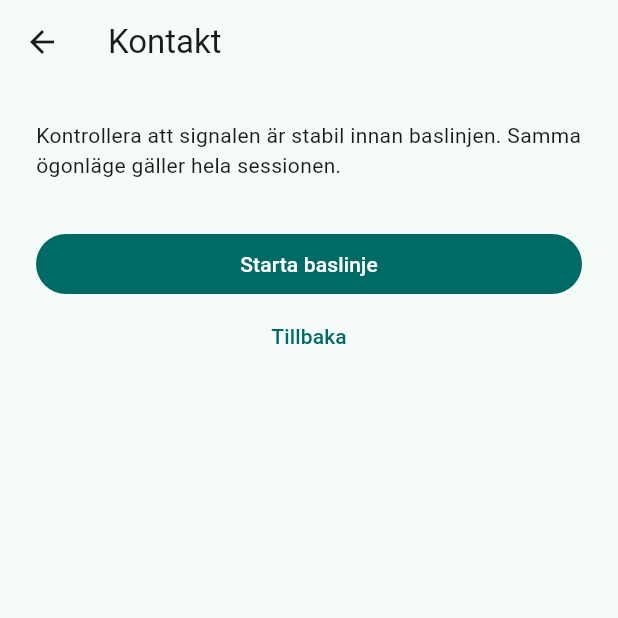
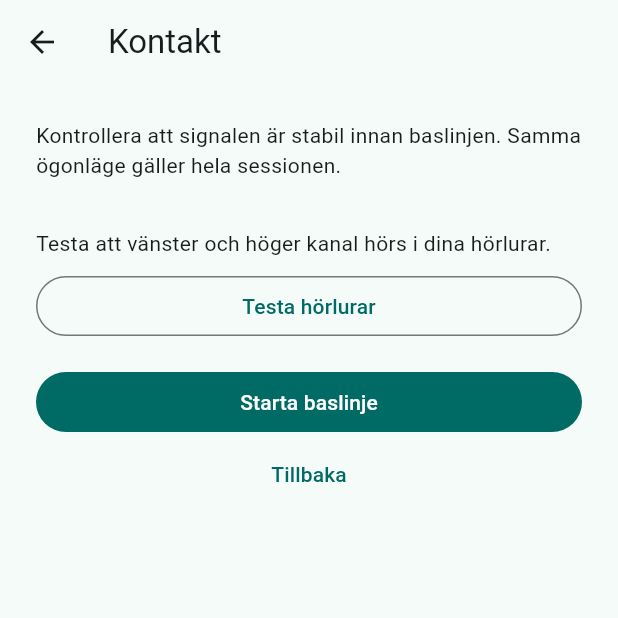
Before and after one commit to morre95/neuroTune, a Flutter app: the ContactPage screen opened directly with empty values, on a phone screen of 412 x 824 dp, the top half of it. Run offline on Flutter 3.47's test engine with Material 3 defaults, Android fonts, the light colour scheme and no system bars; our stand-ins replace drift, drift_flutter; accounts and stored records are empty; generated files the repository leaves out were written again.

Commit message:
update readme and improve audio testing functionality
- clarify requirements for stereo headphones in README
- add stereo audio test feature in AudioBridge
- implement methods to start and stop stereo test playback
- update UI to include stereo test controls
- remove unused audio device detection logic

```diff
--- a/app/lib/ui/contact_page.dart
+++ b/app/lib/ui/contact_page.dart
@@ -7,6 +7,9 @@ class ContactPage extends StatelessWidget {
     required this.batch,
     required this.onStart,
     required this.onBack,
+    required this.onStereoTest,
+    required this.stereoTestPlaying,
+    required this.stereoTestBusy,
     this.note,
     this.error,
   });
@@ -14,6 +17,9 @@ class ContactPage extends StatelessWidget {
   final EegBatch? batch;
   final VoidCallback onStart;
   final VoidCallback onBack;
+  final VoidCallback onStereoTest;
+  final bool stereoTestPlaying;
+  final bool stereoTestBusy;
   final String? note;
   final String? error;
 
@@ -28,14 +34,8 @@ class ContactPage extends StatelessWidget {
           const Text(
             'Kontrollera att signalen är stabil innan baslinjen. Samma ögonläge gäller hela sessionen.',
           ),
-          if (note != null) ...[
-            const SizedBox(height: 12),
-            Text(note!),
-          ],
-          if (error != null) ...[
-            const SizedBox(height: 12),
-            Text(error!),
-          ],
+          if (note != null) ...[const SizedBox(height: 12), Text(note!)],
+          if (error != null) ...[const SizedBox(height: 12), Text(error!)],
           const SizedBox(height: 16),
           for (var index = 0; index < names.length; index++)
             ListTile(
@@ -43,11 +43,27 @@ class ContactPage extends StatelessWidget {
               subtitle: Text(_contactLabel(batch, index)),
             ),
           const SizedBox(height: 16),
+          const Text('Testa att vänster och höger kanal hörs i dina hörlurar.'),
+          const SizedBox(height: 8),
+          OutlinedButton(
+            onPressed: stereoTestBusy ? null : onStereoTest,
+            child: Text(
+              stereoTestPlaying ? 'Stoppa hörlurstest' : 'Testa hörlurar',
+            ),
+          ),
+          if (stereoTestPlaying)
+            const Text('Testljudet upprepas tills du stoppar det.'),
+          const SizedBox(height: 16),
           FilledButton(
-            onPressed: batch == null ? null : onStart,
+            onPressed: batch == null || stereoTestBusy || stereoTestPlaying
+                ? null
+                : onStart,
             child: const Text('Starta baslinje'),
           ),
-          TextButton(onPressed: onBack, child: const Text('Tillbaka')),
+          TextButton(
+            onPressed: stereoTestBusy ? null : onBack,
+            child: const Text('Tillbaka'),
+          ),
         ],
       ),
     );
--- a/app/pubspec.yaml
+++ b/app/pubspec.yaml
@@ -58,6 +58,9 @@ flutter:
   # the material Icons class.
   uses-material-design: true
 
+  assets:
+    - assets/audio/stereo_test.wav
+
   # To add assets to your application, add an assets section, like this:
   # assets:
   #   - images/a_dot_burr.jpeg
```
Also changed, not shown: app/lib/main.dart (+45 -1 lines), app/lib/platform/channels.dart (+24 -22 lines), app/lib/session/session_controller.dart (+0 -15 lines), 5 other files.
